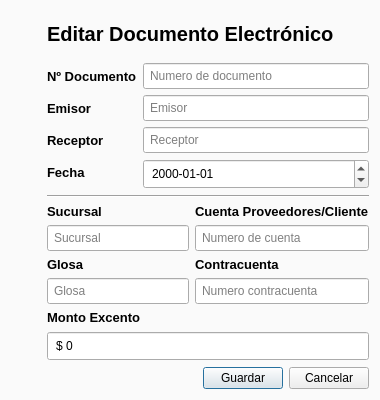
Old version of the form GUI/editarDocumentoDialog.ui in the repository firenessmax/bte001.
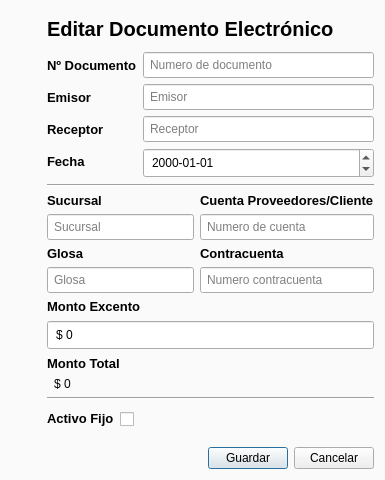
New version of the form. Icons and pictures are not drawn.

Diff of the .ui file:
```diff
--- a/GUI/editarDocumentoDialog.ui
+++ b/GUI/editarDocumentoDialog.ui
@@ -9,8 +9,8 @@
    <rect>
     <x>0</x>
     <y>0</y>
-    <width>380</width>
-    <height>400</height>
+    <width>385</width>
+    <height>480</height>
    </rect>
   </property>
   <property name="sizePolicy">
@@ -466,6 +466,84 @@
        </item>
       </layout>
      </item>
+     <item>
+      <layout class="QGridLayout" name="gridLayout_2">
+       <item row="0" column="0">
+        <widget class="QLabel" name="label_2">
+         <property name="font">
+          <font>
+           <family>Segoe UI</family>
+           <pointsize>10</pointsize>
+           <weight>75</weight>
+           <italic>false</italic>
+           <bold>true</bold>
+          </font>
+         </property>
+         <property name="text">
+          <string>Monto Total</string>
+         </property>
+        </widget>
+       </item>
+       <item row="1" column="0">
+        <widget class="QLabel" name="montoTotalLabel">
+         <property name="font">
+          <font>
+           <family>Segoe UI</family>
+           <pointsize>9</pointsize>
+          </font>
+         </property>
+         <property name="text">
+          <string>$ 0</string>
+         </property>
+         <property name="indent">
+          <number>7</number>
+         </property>
+        </widget>
+       </item>
+      </layout>
+     </item>
+     <item>
+      <widget class="Line" name="line_2">
+       <property name="orientation">
+        <enum>Qt::Horizontal</enum>
+       </property>
+      </widget>
+     </item>
+     <item>
+      <layout class="QFormLayout" name="formLayout">
+       <property name="fieldGrowthPolicy">
+        <enum>QFormLayout::AllNonFixedFieldsGrow</enum>
+       </property>
+       <property name="topMargin">
+        <number>4</number>
+       </property>
+       <property name="bottomMargin">
+        <number>4</number>
+       </property>
+       <item row="0" column="0">
+        <widget class="QLabel" name="activoFijoLabel">
+         <property name="font">
+          <font>
+           <family>Segoe UI</family>
+           <pointsize>10</pointsize>
+           <weight>75</weight>
+           <bold>true</bold>
+          </font>
+         </property>
+         <property name="text">
+          <string>Activo Fijo</string>
+         </property>
+        </widget>
+       </item>
+       <item row="0" column="1">
+        <widget class="QCheckBox" name="activoFijoCheckBox">
+         <property name="styleSheet">
+          <string notr="true">margin-top: 2px</string>
+         </property>
+        </widget>
+       </item>
+      </layout>
+     </item>
     </layout>
    </item>
   </layout>
```
